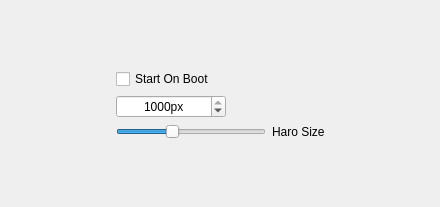
Syize/coursework-a-table-pet-Haro, file src/include/setwin.ui: the form before one commit.
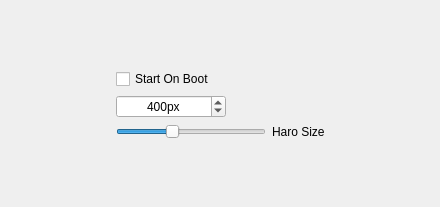
The form after the commit.

```diff
--- a/src/include/setwin.ui
+++ b/src/include/setwin.ui
@@ -81,7 +81,7 @@
           <number>1000</number>
          </property>
          <property name="value">
-          <number>1000</number>
+          <number>400</number>
          </property>
         </widget>
        </item>
```
